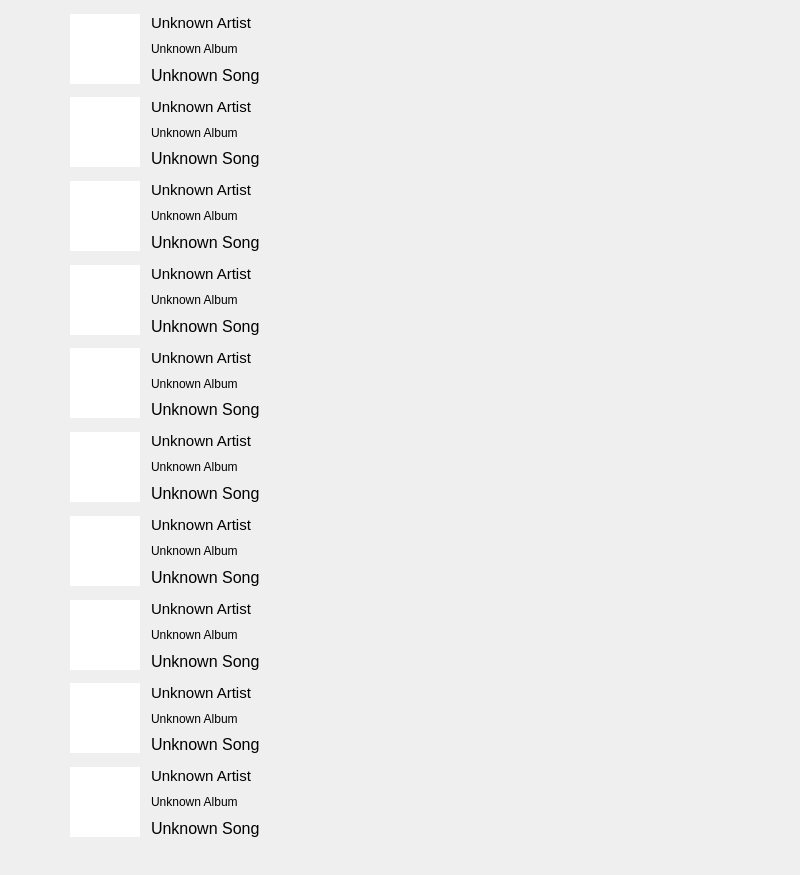
This is ui/main.ui in gkeep/spotify-stats as Qt 5 draws it before an edit. The edited form follows.
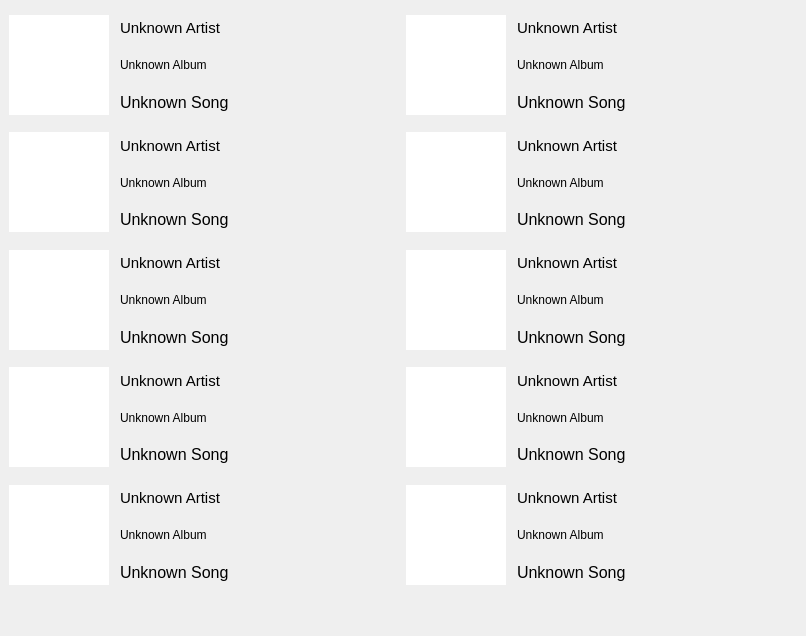
This is the edited form.

Commit message: Horizontal layout and set minimum size

Patch:
```diff
--- a/ui/main.ui
+++ b/ui/main.ui
@@ -6,8 +6,8 @@
    <rect>
     <x>0</x>
     <y>0</y>
-    <width>800</width>
-    <height>875</height>
+    <width>806</width>
+    <height>636</height>
    </rect>
   </property>
   <property name="windowTitle">
@@ -17,24 +17,22 @@
    <string notr="true"/>
   </property>
   <widget class="QWidget" name="centralwidget">
-   <widget class="QWidget" name="widget" native="true">
-    <property name="geometry">
-     <rect>
-      <x>60</x>
-      <y>10</y>
-      <width>691</width>
-      <height>871</height>
-     </rect>
-    </property>
-    <widget class="QWidget" name="">
-     <property name="geometry">
-      <rect>
-       <x>10</x>
-       <y>0</y>
-       <width>621</width>
-       <height>831</height>
-      </rect>
-     </property>
+   <property name="minimumSize">
+    <size>
+     <width>600</width>
+     <height>550</height>
+    </size>
+   </property>
+   <property name="maximumSize">
+    <size>
+     <width>16777215</width>
+     <height>600</height>
+    </size>
+   </property>
+   <layout class="QVBoxLayout" name="verticalLayout_13">
+    <item>
+     <layout class="QHBoxLayout" name="horizontalLayout_11">
+      <item>
      <layout class="QVBoxLayout" name="verticalLayout_11">
       <item>
        <layout class="QHBoxLayout" name="horizontalLayout">
@@ -48,8 +46,8 @@
           </property>
           <property name="maximumSize">
            <size>
-            <width>70</width>
-            <height>70</height>
+              <width>100</width>
+              <height>100</height>
            </size>
           </property>
           <property name="frameShape">
@@ -141,8 +139,8 @@
           </property>
           <property name="maximumSize">
            <size>
-            <width>70</width>
-            <height>70</height>
+              <width>100</width>
+              <height>100</height>
            </size>
           </property>
           <property name="frameShape">
@@ -234,8 +232,8 @@
           </property>
           <property name="maximumSize">
            <size>
-            <width>70</width>
-            <height>70</height>
+              <width>100</width>
+              <height>100</height>
            </size>
           </property>
           <property name="frameShape">
@@ -327,8 +325,8 @@
           </property>
           <property name="maximumSize">
            <size>
-            <width>70</width>
-            <height>70</height>
+              <width>100</width>
+              <height>100</height>
            </size>
           </property>
           <property name="frameShape">
@@ -420,8 +418,8 @@
           </property>
           <property name="maximumSize">
            <size>
-            <width>70</width>
-            <height>70</height>
+              <width>100</width>
+              <height>100</height>
            </size>
           </property>
           <property name="frameShape">
@@ -501,6 +499,10 @@
         </item>
        </layout>
       </item>
+       </layout>
+      </item>
+      <item>
+       <layout class="QVBoxLayout" name="verticalLayout_12">
       <item>
        <layout class="QHBoxLayout" name="horizontalLayout_6">
         <item>
@@ -513,8 +515,8 @@
           </property>
           <property name="maximumSize">
            <size>
-            <width>70</width>
-            <height>70</height>
+              <width>100</width>
+              <height>100</height>
            </size>
           </property>
           <property name="frameShape">
@@ -606,8 +608,8 @@
           </property>
           <property name="maximumSize">
            <size>
-            <width>70</width>
-            <height>70</height>
+              <width>100</width>
+              <height>100</height>
            </size>
           </property>
           <property name="frameShape">
@@ -699,8 +701,8 @@
           </property>
           <property name="maximumSize">
            <size>
-            <width>70</width>
-            <height>70</height>
+              <width>100</width>
+              <height>100</height>
            </size>
           </property>
           <property name="frameShape">
@@ -792,8 +794,8 @@
           </property>
           <property name="maximumSize">
            <size>
-            <width>70</width>
-            <height>70</height>
+              <width>100</width>
+              <height>100</height>
            </size>
           </property>
           <property name="frameShape">
@@ -885,8 +887,8 @@
           </property>
           <property name="maximumSize">
            <size>
-            <width>70</width>
-            <height>70</height>
+              <width>100</width>
+              <height>100</height>
            </size>
           </property>
           <property name="frameShape">
@@ -967,8 +969,10 @@
        </layout>
       </item>
      </layout>
-    </widget>
-   </widget>
+      </item>
+     </layout>
+    </item>
+   </layout>
   </widget>
  </widget>
  <resources/>
```
Lines whose indentation alone changed are shown as unchanged. The commit also changes 1 other file.
